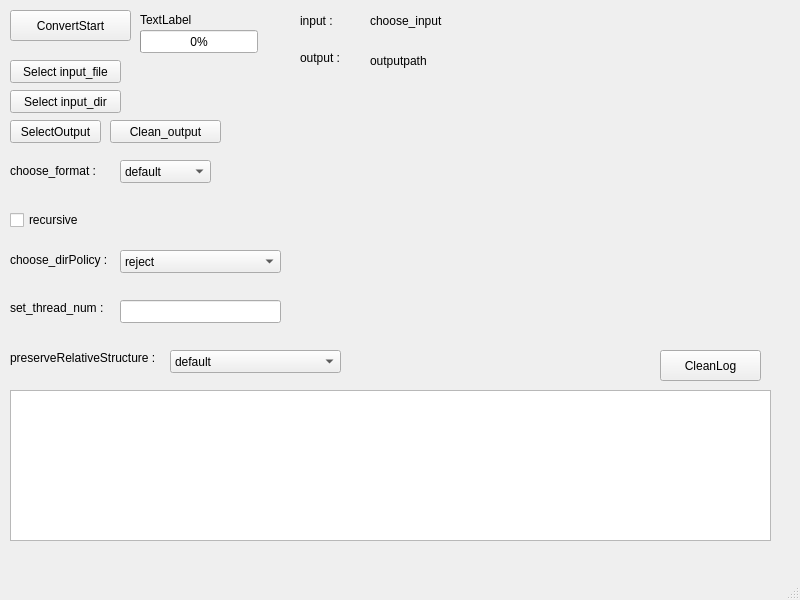
Before: the Qt Designer form Qt_gui_Module/mainwindow.ui in suku156/rtf_convert, drawn with Qt 5.
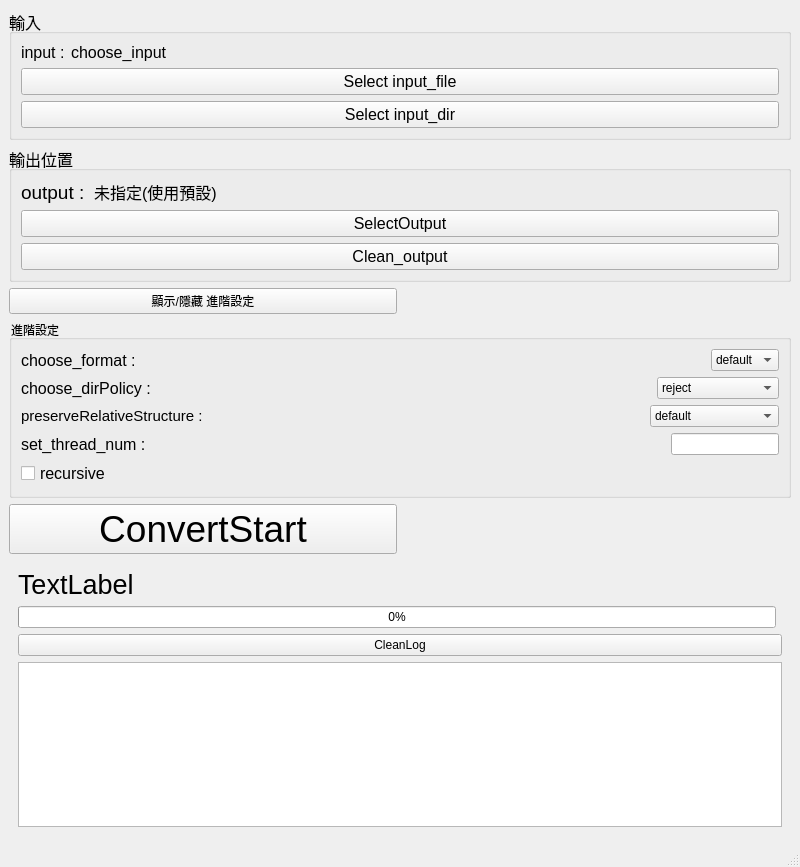
After: the same form once the commit is applied.

Commit message: 初步區分畫面群組並將整個視窗包在一起使其連動

```diff
--- a/Qt_gui_Module/mainwindow.ui
+++ b/Qt_gui_Module/mainwindow.ui
@@ -7,90 +7,44 @@
     <x>0</x>
     <y>0</y>
     <width>800</width>
-    <height>600</height>
+    <height>867</height>
    </rect>
   </property>
   <property name="windowTitle">
    <string>MainWindow</string>
   </property>
   <widget class="QWidget" name="centralwidget">
-   <widget class="QPushButton" name="btnSelectInputFile">
-    <property name="geometry">
-     <rect>
-      <x>10</x>
-      <y>60</y>
-      <width>111</width>
-      <height>23</height>
-     </rect>
-    </property>
+   <layout class="QGridLayout" name="gridLayout_2">
+    <item row="2" column="0">
+     <widget class="QPushButton" name="btnAdvanced">
     <property name="text">
-     <string>Select input_file</string>
-    </property>
-   </widget>
-   <widget class="QLabel" name="InputInfo">
-    <property name="geometry">
-     <rect>
-      <x>370</x>
-      <y>10</y>
-      <width>111</width>
-      <height>21</height>
-     </rect>
-    </property>
-    <property name="text">
-     <string>choose_input</string>
-    </property>
-   </widget>
-   <widget class="QPushButton" name="btnSelectOutput">
-    <property name="geometry">
-     <rect>
-      <x>10</x>
-      <y>120</y>
-      <width>91</width>
-      <height>23</height>
-     </rect>
-    </property>
-    <property name="text">
-     <string>SelectOutput</string>
-    </property>
-   </widget>
-   <widget class="QLabel" name="OutputInfo">
-    <property name="geometry">
-     <rect>
-      <x>370</x>
-      <y>50</y>
-      <width>101</width>
-      <height>21</height>
-     </rect>
-    </property>
-    <property name="text">
-     <string>outputpath</string>
-    </property>
-   </widget>
-   <widget class="QLabel" name="format_label">
-    <property name="geometry">
-     <rect>
-      <x>10</x>
-      <y>160</y>
-      <width>101</width>
-      <height>21</height>
-     </rect>
-    </property>
-    <property name="text">
-     <string>choose_format : </string>
-    </property>
-   </widget>
+       <string>顯示/隱藏 進階設定</string>
+      </property>
+     </widget>
+    </item>
+    <item row="3" column="0" colspan="2">
+     <widget class="QGroupBox" name="groupBox_advanced">
+      <property name="layoutDirection">
+       <enum>Qt::LayoutDirection::RightToLeft</enum>
+      </property>
+      <property name="title">
+       <string>進階設定</string>
+      </property>
+      <property name="alignment">
+       <set>Qt::AlignmentFlag::AlignRight|Qt::AlignmentFlag::AlignTop|Qt::AlignmentFlag::AlignTrailing</set>
+      </property>
+      <layout class="QFormLayout" name="formLayout">
+       <item row="0" column="0">
    <widget class="QComboBox" name="comboFormat">
-    <property name="geometry">
-     <rect>
-      <x>120</x>
-      <y>160</y>
-      <width>91</width>
-      <height>23</height>
-     </rect>
-    </property>
     <property name="mouseTracking">
      <bool>false</bool>
     </property>
+         <property name="layoutDirection">
+          <enum>Qt::LayoutDirection::LeftToRight</enum>
+         </property>
+         <property name="maxVisibleItems">
+          <number>10</number>
+         </property>
     <property name="minimumContentsLength">
      <number>0</number>
     </property>
@@ -115,53 +69,23 @@
      </property>
     </item>
    </widget>
-   <widget class="QPushButton" name="btnConvert">
-    <property name="geometry">
-     <rect>
-      <x>10</x>
-      <y>10</y>
-      <width>121</width>
-      <height>31</height>
-     </rect>
+       </item>
+       <item row="0" column="1">
+        <widget class="QLabel" name="format_label">
+         <property name="font">
+          <font>
+           <pointsize>12</pointsize>
+          </font>
     </property>
     <property name="text">
-     <string>ConvertStart</string>
-    </property>
-   </widget>
-   <widget class="QCheckBox" name="recursiveCheckBox">
-    <property name="geometry">
-     <rect>
-      <x>10</x>
-      <y>210</y>
-      <width>191</width>
-      <height>20</height>
-     </rect>
-    </property>
-    <property name="text">
-     <string>recursive</string>
-    </property>
-   </widget>
-   <widget class="QLabel" name="dirPolicy_label">
-    <property name="geometry">
-     <rect>
-      <x>10</x>
-      <y>250</y>
-      <width>111</width>
-      <height>20</height>
-     </rect>
-    </property>
-    <property name="text">
-     <string>choose_dirPolicy : </string>
-    </property>
-   </widget>
+          <string>choose_format : </string>
+         </property>
+        </widget>
+       </item>
+       <item row="1" column="0">
    <widget class="QComboBox" name="comboBox_dirPolicy">
-    <property name="geometry">
-     <rect>
-      <x>120</x>
-      <y>250</y>
-      <width>161</width>
-      <height>23</height>
-     </rect>
+         <property name="layoutDirection">
+          <enum>Qt::LayoutDirection::LeftToRight</enum>
     </property>
     <item>
      <property name="text">
@@ -179,50 +103,23 @@
      </property>
     </item>
    </widget>
-   <widget class="QLineEdit" name="lineEdit_threadNum">
-    <property name="geometry">
-     <rect>
-      <x>120</x>
-      <y>300</y>
-      <width>161</width>
-      <height>23</height>
-     </rect>
-    </property>
-   </widget>
-   <widget class="QLabel" name="thread_label">
-    <property name="geometry">
-     <rect>
-      <x>10</x>
-      <y>300</y>
-      <width>111</width>
-      <height>16</height>
-     </rect>
-    </property>
+       </item>
+       <item row="1" column="1">
+        <widget class="QLabel" name="dirPolicy_label">
+         <property name="font">
+          <font>
+           <pointsize>12</pointsize>
+          </font>
+         </property>
     <property name="text">
-     <string>set_thread_num :</string>
-    </property>
-   </widget>
-   <widget class="QLabel" name="preserveRelativeStructure_label">
-    <property name="geometry">
-     <rect>
-      <x>10</x>
-      <y>350</y>
-      <width>151</width>
-      <height>16</height>
-     </rect>
-    </property>
-    <property name="text">
-     <string>preserveRelativeStructure :</string>
-    </property>
-   </widget>
+          <string>choose_dirPolicy : </string>
+         </property>
+        </widget>
+       </item>
+       <item row="2" column="0">
    <widget class="QComboBox" name="comboBox_preserveRelativeStructure">
-    <property name="geometry">
-     <rect>
-      <x>170</x>
-      <y>350</y>
-      <width>171</width>
-      <height>23</height>
-     </rect>
+         <property name="layoutDirection">
+          <enum>Qt::LayoutDirection::LeftToRight</enum>
     </property>
     <item>
      <property name="text">
@@ -240,107 +137,203 @@
      </property>
     </item>
    </widget>
+       </item>
+       <item row="2" column="1">
+        <widget class="QLabel" name="preserveRelativeStructure_label">
+         <property name="font">
+          <font>
+           <pointsize>11</pointsize>
+          </font>
+         </property>
+         <property name="text">
+          <string>preserveRelativeStructure :</string>
+         </property>
+        </widget>
+       </item>
+       <item row="3" column="0">
+        <widget class="QLineEdit" name="lineEdit_threadNum"/>
+       </item>
+       <item row="3" column="1">
+        <widget class="QLabel" name="thread_label">
+         <property name="font">
+          <font>
+           <pointsize>12</pointsize>
+          </font>
+         </property>
+         <property name="text">
+          <string>set_thread_num :</string>
+         </property>
+        </widget>
+       </item>
+       <item row="5" column="1">
+        <widget class="QCheckBox" name="recursiveCheckBox">
+         <property name="font">
+          <font>
+           <pointsize>12</pointsize>
+          </font>
+         </property>
+         <property name="layoutDirection">
+          <enum>Qt::LayoutDirection::LeftToRight</enum>
+         </property>
+         <property name="text">
+          <string>recursive</string>
+         </property>
+        </widget>
+       </item>
+      </layout>
+     </widget>
+    </item>
+    <item row="5" column="0" colspan="2">
+     <widget class="QWidget" name="widget_FeedBack" native="true">
+      <layout class="QGridLayout" name="gridLayout">
+       <item row="3" column="0">
+        <widget class="QProgressBar" name="progressBar">
+         <property name="value">
+          <number>0</number>
+         </property>
+        </widget>
+       </item>
+       <item row="2" column="0">
+        <widget class="QLabel" name="label_status">
+         <property name="font">
+          <font>
+           <pointsize>20</pointsize>
+          </font>
+         </property>
+         <property name="text">
+          <string>TextLabel</string>
+         </property>
+        </widget>
+       </item>
+       <item row="6" column="0" colspan="2">
+        <widget class="QPlainTextEdit" name="plainTextEdit_log"/>
+       </item>
+       <item row="4" column="0" colspan="2">
+        <widget class="QPushButton" name="btnCleanLog">
+         <property name="text">
+          <string>CleanLog</string>
+         </property>
+        </widget>
+       </item>
+      </layout>
+     </widget>
+    </item>
+    <item row="0" column="0" colspan="2">
+     <widget class="QGroupBox" name="groupBox_input">
+      <property name="font">
+       <font>
+        <pointsize>12</pointsize>
+       </font>
+      </property>
+      <property name="title">
+       <string>輸入</string>
+      </property>
+      <layout class="QFormLayout" name="formLayout_3">
+       <item row="0" column="0">
+        <widget class="QLabel" name="label_showinput">
+         <property name="text">
+          <string>input :</string>
+         </property>
+        </widget>
+       </item>
+       <item row="0" column="1">
+        <widget class="QLabel" name="InputInfo">
+         <property name="text">
+          <string>choose_input</string>
+         </property>
+        </widget>
+       </item>
+       <item row="2" column="0" colspan="2">
+        <widget class="QPushButton" name="btnSelectInputFile">
+         <property name="text">
+          <string>Select input_file</string>
+         </property>
+        </widget>
+       </item>
+       <item row="3" column="0" colspan="2">
    <widget class="QPushButton" name="btnSelectInputDir">
-    <property name="geometry">
-     <rect>
-      <x>10</x>
-      <y>90</y>
-      <width>111</width>
-      <height>23</height>
-     </rect>
-    </property>
     <property name="text">
      <string>Select input_dir</string>
     </property>
    </widget>
-   <widget class="QLabel" name="label">
-    <property name="geometry">
-     <rect>
-      <x>300</x>
-      <y>50</y>
-      <width>53</width>
-      <height>16</height>
-     </rect>
+       </item>
+      </layout>
+     </widget>
+    </item>
+    <item row="1" column="0" colspan="2">
+     <widget class="QGroupBox" name="groupBox_output">
+      <property name="font">
+       <font>
+        <pointsize>12</pointsize>
+       </font>
+      </property>
+      <property name="title">
+       <string>輸出位置</string>
+      </property>
+      <layout class="QFormLayout" name="formLayout_2">
+       <property name="horizontalSpacing">
+        <number>9</number>
+       </property>
+       <property name="leftMargin">
+        <number>9</number>
+       </property>
+       <property name="topMargin">
+        <number>9</number>
+       </property>
+       <item row="0" column="0">
+        <widget class="QLabel" name="label_showOutput">
+         <property name="font">
+          <font>
+           <pointsize>14</pointsize>
+          </font>
     </property>
     <property name="text">
      <string>output :</string>
     </property>
    </widget>
-   <widget class="QLabel" name="label_2">
-    <property name="geometry">
-     <rect>
-      <x>300</x>
-      <y>10</y>
-      <width>71</width>
-      <height>21</height>
-     </rect>
+       </item>
+       <item row="0" column="1">
+        <widget class="QLabel" name="OutputInfo">
+         <property name="font">
+          <font>
+           <pointsize>12</pointsize>
+          </font>
     </property>
     <property name="text">
-     <string>input :</string>
-    </property>
-   </widget>
+          <string>未指定(使用預設)</string>
+         </property>
+        </widget>
+       </item>
+       <item row="1" column="0" colspan="2">
+        <widget class="QPushButton" name="btnSelectOutput">
+         <property name="text">
+          <string>SelectOutput</string>
+         </property>
+        </widget>
+       </item>
+       <item row="3" column="0" colspan="2">
    <widget class="QPushButton" name="btnCleanOutput">
-    <property name="geometry">
-     <rect>
-      <x>110</x>
-      <y>120</y>
-      <width>111</width>
-      <height>23</height>
-     </rect>
-    </property>
     <property name="text">
      <string>Clean_output</string>
     </property>
    </widget>
-   <widget class="QLabel" name="label_status">
-    <property name="geometry">
-     <rect>
-      <x>140</x>
-      <y>10</y>
-      <width>71</width>
-      <height>20</height>
-     </rect>
-    </property>
-    <property name="text">
-     <string>TextLabel</string>
-    </property>
-   </widget>
-   <widget class="QPlainTextEdit" name="plainTextEdit_log">
-    <property name="geometry">
-     <rect>
-      <x>10</x>
-      <y>390</y>
-      <width>761</width>
-      <height>151</height>
-     </rect>
-    </property>
-   </widget>
-   <widget class="QPushButton" name="btnCleanLog">
-    <property name="geometry">
-     <rect>
-      <x>660</x>
-      <y>350</y>
-      <width>101</width>
-      <height>31</height>
-     </rect>
-    </property>
+       </item>
+      </layout>
+     </widget>
+    </item>
+    <item row="4" column="0">
+     <widget class="QPushButton" name="btnConvert">
+      <property name="font">
+       <font>
+        <pointsize>28</pointsize>
+       </font>
+      </property>
     <property name="text">
-     <string>CleanLog</string>
-    </property>
-   </widget>
-   <widget class="QProgressBar" name="progressBar">
-    <property name="geometry">
-     <rect>
-      <x>140</x>
-      <y>30</y>
-      <width>118</width>
-      <height>23</height>
-     </rect>
-    </property>
-    <property name="value">
-     <number>0</number>
-    </property>
-   </widget>
+       <string>ConvertStart</string>
+      </property>
+     </widget>
+    </item>
+   </layout>
   </widget>
   <widget class="QMenuBar" name="menubar">
    <property name="geometry">
```
Lines whose indentation alone changed are shown as unchanged. The commit also changes 2 other files.
